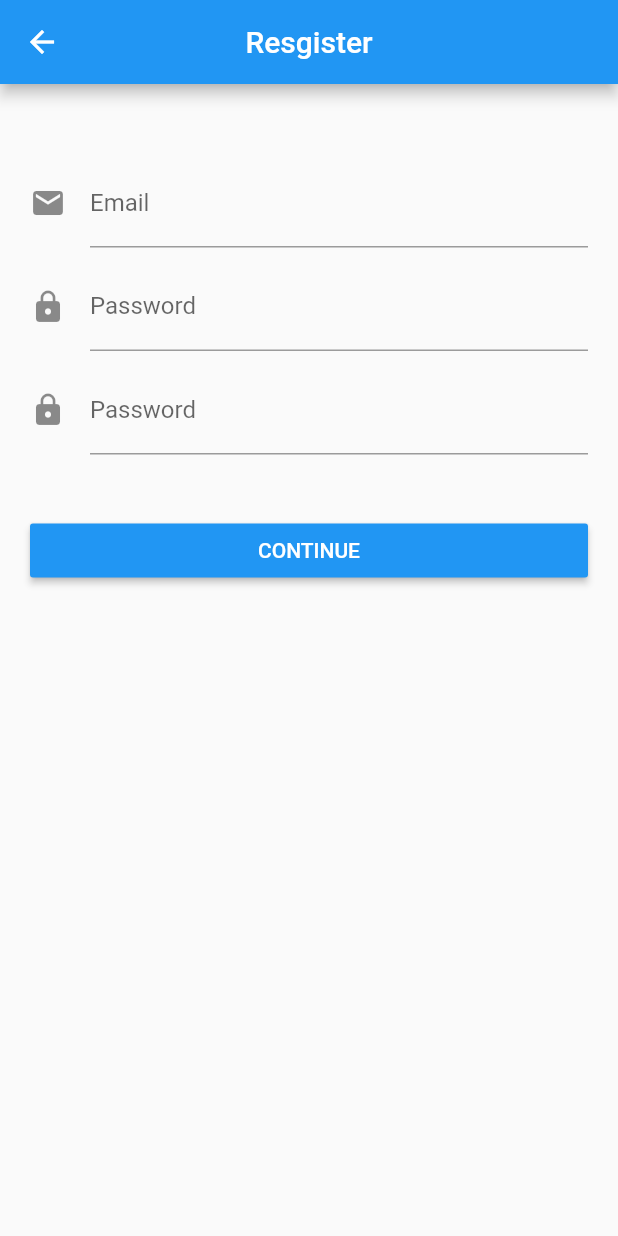
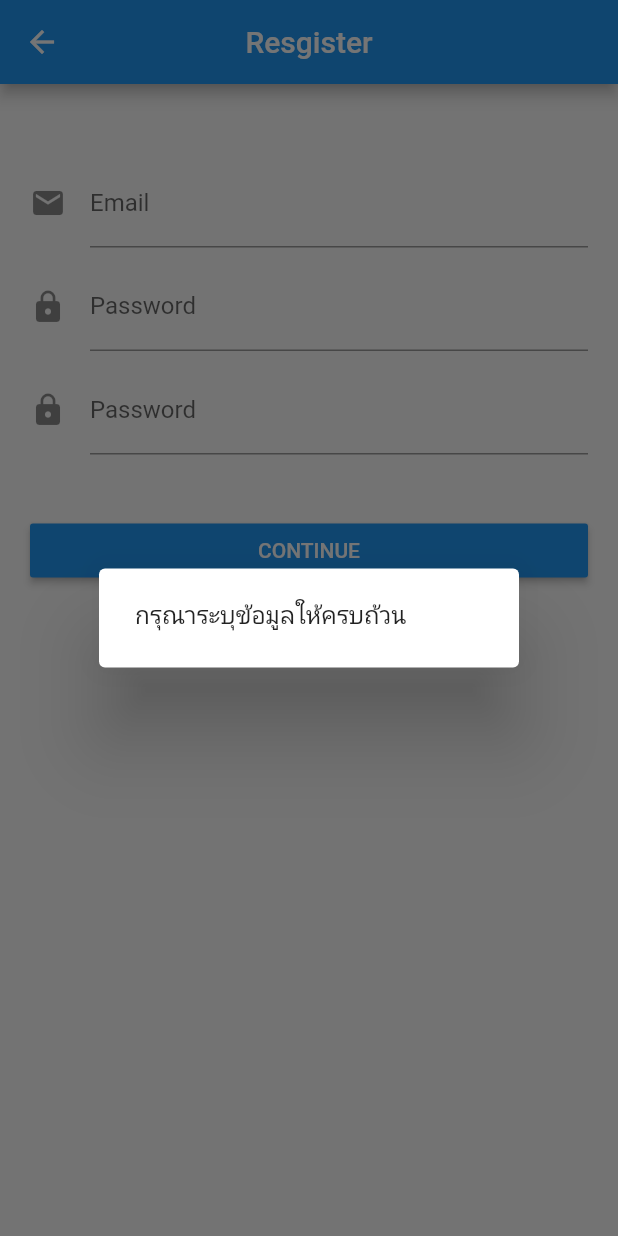
Before and after one commit to yakung/flutter_assignment, a Flutter app: the Register screen opened by its route, after a tap on "CONTINUE", on a phone screen of 412 x 824 dp. Run offline on Flutter 3.47's test engine with Material 2 defaults, Android fonts, the phone set to English and light mode, and no system bars.

Commit message:
change alert

```diff
--- a/lib/ui/register.dart
+++ b/lib/ui/register.dart
@@ -82,13 +82,22 @@ class Registerstate extends State<Register> {
                   String pass1 = ctrlpassword1.text;
                   String pass2 = ctrlpassword2.text;
                   if(mail == '' || pass1 == '' || pass2 == ''){
-                    AlertDialog(content: Text("data"));
-                    SnackBar(content: Text("data"));
+                    showDialog(
+                     context: context,
+                    builder: (context) {
+                        return AlertDialog(
+                        content: Text("กรุณาระบุข้อมูลให้ครบถ้วน"));
+                        });
                   }
                   else{
                     if(pass1 == pass2){
                       if(mail == 'admin'){
-
+                    showDialog(
+                      context: context,
+                      builder: (context) {
+                        return AlertDialog(
+                        content: Text("user นี้มีอยู่ในระบบแล้ว"));
+                        });
                       }else{
                         Navigator.push(context,MaterialPageRoute(builder: (context) => MycustomForm(), ),);
                       }
```
Also changed, not shown: lib/ui/detail_screen_dart.dart (deleted, +0 -22 lines), lib/ui/first_screen_dart.dart (deleted, +0 -27 lines), lib/ui/my_custom_form.dart (+12 -2 lines), lib/ui/second_screen_dart.dart (deleted, +0 -20 lines).
